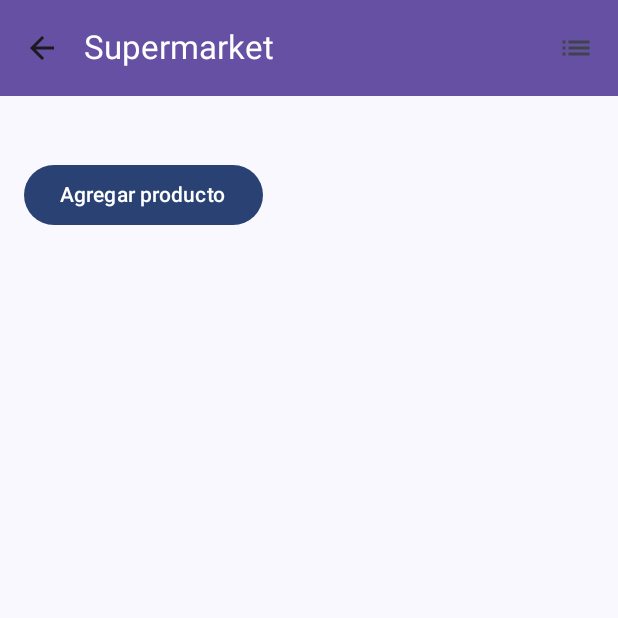
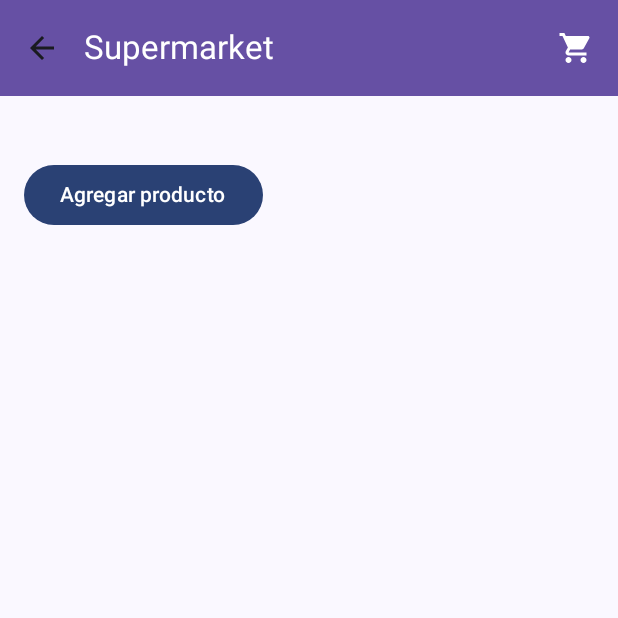
Before and after one commit to AngelEsquit/Lab7, an Android app built with Jetpack Compose: the screen it shows after launch (MainActivity), after a tap on "Supermarket", on a phone screen of 412 x 824 dp, the top half of it. Run offline under Robolectric (Android 15) with nearby library versions, the phone set to English and light mode, and no system bars; our stand-ins replace Room's generated code, livedata-compose.

Commit message:
Casi completo

```diff
--- a/app/src/main/java/com/example/lab7/navigation/AppBar.kt
+++ b/app/src/main/java/com/example/lab7/navigation/AppBar.kt
@@ -3,6 +3,7 @@ package com.example.lab7.navigation
 import androidx.compose.material.icons.Icons
 import androidx.compose.material.icons.automirrored.filled.ArrowBack
 import androidx.compose.material.icons.automirrored.filled.List
+import androidx.compose.material.icons.filled.ShoppingCart
 import androidx.compose.material3.ExperimentalMaterial3Api
 import androidx.compose.material3.Icon
 import androidx.compose.material3.IconButton
@@ -35,7 +36,7 @@ fun AppBar(title: String, navController: NavController) {
         },
         actions = {
             IconButton(onClick = { navigateTo(navController, NavigationState.Supermarket.route) }) {
-                Icon(imageVector = Icons.AutoMirrored.Filled.List, contentDescription = null)
+                Icon(imageVector = Icons.Filled.ShoppingCart, contentDescription = null, tint = Color.White)
             }
         }
     )
--- a/app/src/main/java/com/example/lab7/navigation/NavigateUtil.kt
+++ b/app/src/main/java/com/example/lab7/navigation/NavigateUtil.kt
@@ -2,8 +2,11 @@ package com.example.lab7.navigation
 
 import androidx.navigation.NavController
 
-fun navigateTo(navController: NavController, route: String) {
+fun navigateTo(navController: NavController, route: String, popUpToRoute: String? = null) {
     navController.navigate(route) {
-        launchSingleTop = true
+        launchSingleTop = true // Evita que se creen múltiples instancias de la misma pantalla
+        popUpToRoute?.let {
+            popUpTo(it) { inclusive = true } // Elimina todas las pantallas hasta la ruta especificada, incluyendo esa pantalla
+        }
     }
 }
--- a/app/src/main/java/com/example/lab7/ui/camera/view/Camera.kt
+++ b/app/src/main/java/com/example/lab7/ui/camera/view/Camera.kt
@@ -134,7 +134,7 @@ fun Camera(navController: NavController) {
         Button(onClick = {
             takePhoto(context, imageCaptureUseCase) { photoPath ->
             Log.d("CameraX", "Foto guardada en 2: $photoPath")
-            navigateTo(navController, NavigationState.SupermarketCamera.createRoute(photoPath))
+            navigateTo(navController, NavigationState.SupermarketCamera.createRoute(photoPath), NavigationState.Camera.route)
             }
         },
             modifier = Modifier
--- a/app/src/main/java/com/example/lab7/ui/categories/view/MealsCategoriesScreen.kt
+++ b/app/src/main/java/com/example/lab7/ui/categories/view/MealsCategoriesScreen.kt
@@ -55,7 +55,9 @@ fun MealsCategoriesScreen(navController: NavController,
                 ) {
 
                     item {
-                        Box(modifier = Modifier.fillMaxWidth()) {
+                        Box(modifier = Modifier
+                            .fillMaxWidth()
+                            .padding(top = 16.dp)) {
                             Button(onClick = { navigateTo(navController, NavigationState.Supermarket.route) }) {
                                 Text("Supermarket")
                             }
--- a/app/src/main/java/com/example/lab7/ui/supermarket/view/AddSupermarketScreen.kt
+++ b/app/src/main/java/com/example/lab7/ui/supermarket/view/AddSupermarketScreen.kt
@@ -84,7 +84,7 @@ fun SupermarketScreen(navController: NavController, photoPath: String, viewModel
                 Box(modifier = Modifier
                     .fillMaxWidth()
                     .padding(top = 32.dp)) {
-                    Button(onClick = { navigateTo(navController, NavigationState.Camera.route) }) {
+                    Button(onClick = { navigateTo(navController, NavigationState.Camera.route, NavigationState.SupermarketCamera.route) }) {
                         Text("Abrir cámara")
                     }
                 }
@@ -96,7 +96,7 @@ fun SupermarketScreen(navController: NavController, photoPath: String, viewModel
                         val item = SupermarketItemEntity(name = itemName,
                             quantity = quantity, imagePath = imagePath)
                         viewModel.insertItem(item)
-                        navigateTo(navController, NavigationState.Supermarket.route)
+                        navigateTo(navController, NavigationState.Supermarket.route, NavigationState.SupermarketCamera.route)
 
                     }) {
                         Text("Agregar")
--- a/app/src/main/java/com/example/lab7/ui/supermarket/view/SupermarketScreen.kt
+++ b/app/src/main/java/com/example/lab7/ui/supermarket/view/SupermarketScreen.kt
@@ -25,7 +25,6 @@ fun SupermarketScreen(navController: NavController, viewModel: SupermarketViewMo
 
     val items = viewModel.supermarketItems.observeAsState(initial = emptyList())
 
-
     LaunchedEffect(Unit) {
         viewModel.getAllItems()
     }
@@ -42,7 +41,7 @@ fun SupermarketScreen(navController: NavController, viewModel: SupermarketViewMo
             .padding(bottom = 30.dp)) {
 
             item {
-                Button(onClick = { navigateTo(navController, NavigationState.SupermarketCamera.route) }) {
+                Button(onClick = { navigateTo(navController, NavigationState.Camera.route) }) {
                 Text(text = "Agregar producto") }
             }
 
```
Also changed, not shown: app/src/main/java/com/example/lab7/ui/supermarket/view/ItemCard.kt (+5 -2 lines).
